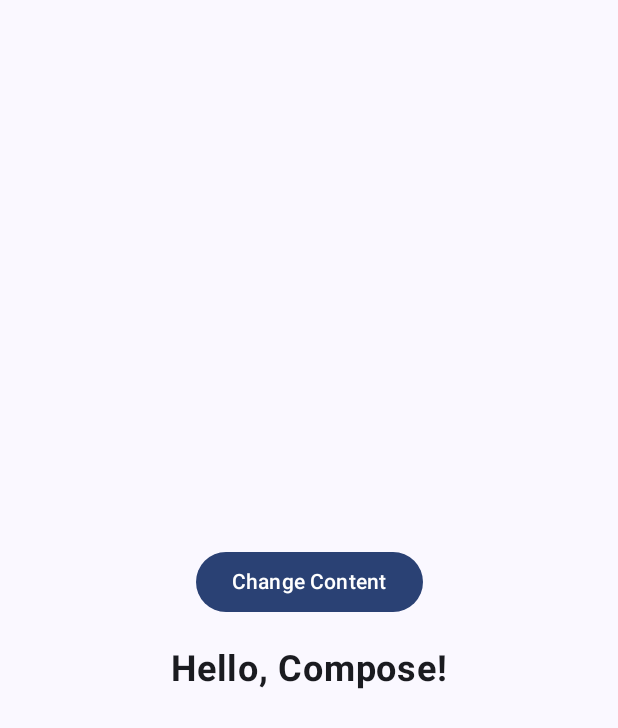
After one commit to bekaweirdo/Animations, an Android app built with Jetpack Compose: the AnimatedContentActivity screen opened directly, with no data from a screen before it, on a phone screen of 412 x 824 dp. The commit adds this screen. Shown: the top 728 px of the screen. Run offline under Robolectric (Android 15) with nearby library versions, the light colour scheme and no system bars.

Commit message:
# Add AnimatedContent animation

```diff
--- a/app/src/main/AndroidManifest.xml
+++ b/app/src/main/AndroidManifest.xml
@@ -50,6 +50,9 @@
 
         <activity android:name=".twoWay_convertor.TwoWayConvertorActivity"
             android:theme="@style/Theme.Animations" />
+
+        <activity android:name=".animated_content.AnimatedContentActivity"
+            android:theme="@style/Theme.Animations" />
     </application>
 
 </manifest>
--- a/app/src/main/java/com/bekka/animations/MainActivity.kt
+++ b/app/src/main/java/com/bekka/animations/MainActivity.kt
@@ -32,11 +32,13 @@
 import androidx.compose.ui.unit.dp
 import androidx.compose.ui.unit.sp
 import com.bekka.animations.advanced_animated.AdvancedAnimationActivity
+import com.bekka.animations.animated_content.AnimatedContentActivity
 import com.bekka.animations.animated_specs.AnimatedSpecsAnimationActivity
 import com.bekka.animations.animated_visibility.AnimatedVisibilityActivity
 import com.bekka.animations.content_size.ContentSizeAnimationActivity
 import com.bekka.animations.data.DataProvider
 import com.bekka.animations.data.DataProvider.ADVANCED_ANIMATION
+import com.bekka.animations.data.DataProvider.ANIMATED_CONTENT
 import com.bekka.animations.data.DataProvider.ANIMATED_SPEC_ANIMATION
 import com.bekka.animations.data.DataProvider.ANIMATED_VISIBILITY
 import com.bekka.animations.data.DataProvider.CONTENT_SIZE_ANIMATION
@@ -120,6 +122,7 @@
         ADVANCED_ANIMATION -> navigateToSomewhere(AdvancedAnimationActivity::class)
         VECTOR_BASED_ANIMATION -> navigateToSomewhere(VectorAnimationActivity::class)
         TWO_WAY_CONVERTOR_ANIMATION -> navigateToSomewhere(TwoWayConvertorActivity::class)
+        ANIMATED_CONTENT -> navigateToSomewhere(AnimatedContentActivity::class)
     }
 }
 
--- /dev/null
+++ b/app/src/main/java/com/bekka/animations/animated_content/AnimatedContentActivity.kt
@@ -0,0 +1,108 @@
+package com.bekka.animations.animated_content
+
+import android.os.Bundle
+import androidx.activity.ComponentActivity
+import androidx.activity.compose.setContent
+import androidx.compose.animation.AnimatedContent
+import androidx.compose.animation.SizeTransform
+import androidx.compose.animation.fadeIn
+import androidx.compose.animation.fadeOut
+import androidx.compose.animation.slideInHorizontally
+import androidx.compose.animation.slideOutHorizontally
+import androidx.compose.animation.togetherWith
+import androidx.compose.foundation.Image
+import androidx.compose.foundation.background
+import androidx.compose.foundation.layout.Arrangement
+import androidx.compose.foundation.layout.Box
+import androidx.compose.foundation.layout.Column
+import androidx.compose.foundation.layout.Spacer
+import androidx.compose.foundation.layout.fillMaxSize
+import androidx.compose.foundation.layout.height
+import androidx.compose.foundation.layout.padding
+import androidx.compose.foundation.layout.size
+import androidx.compose.foundation.shape.CircleShape
+import androidx.compose.material3.Button
+import androidx.compose.material3.MaterialTheme
+import androidx.compose.material3.Surface
+import androidx.compose.material3.Text
+import androidx.compose.runtime.Composable
+import androidx.compose.runtime.getValue
+import androidx.compose.runtime.mutableIntStateOf
+import androidx.compose.runtime.remember
+import androidx.compose.runtime.setValue
+import androidx.compose.ui.Alignment
+import androidx.compose.ui.Modifier
+import androidx.compose.ui.graphics.Color
+import androidx.compose.ui.res.painterResource
+import androidx.compose.ui.text.font.FontWeight
+import androidx.compose.ui.unit.dp
+import androidx.compose.ui.unit.sp
+import com.bekka.animations.R
+import com.bekka.animations.ui.theme.AnimationsTheme
+
+class AnimatedContentActivity : ComponentActivity() {
+
+    override fun onCreate(savedInstanceState: Bundle?) {
+        super.onCreate(savedInstanceState)
+        setContent {
+            AnimationsTheme {
+                Surface(
+                    modifier = Modifier.fillMaxSize(),
+                    color = MaterialTheme.colorScheme.background
+                ) {
+                    AnimatedContentAnimation()
+                }
+            }
+        }
+    }
+
+    @Composable
+    fun AnimatedContentAnimation() {
+        var currentState by remember { mutableIntStateOf(0) }
+
+        Column(
+            modifier = Modifier
+                .fillMaxSize()
+                .padding(16.dp),
+            horizontalAlignment = Alignment.CenterHorizontally,
+            verticalArrangement = Arrangement.Center
+        ) {
+            Button(onClick = { currentState = (currentState + 1) % 3 }) {
+                Text("Change Content")
+            }
+
+            Spacer(Modifier.height(20.dp))
+
+            AnimatedContent(
+                targetState = currentState,
+                transitionSpec = {
+                    if (targetState > initialState) {
+                        (slideInHorizontally { width -> width } + fadeIn()).togetherWith(
+                            slideOutHorizontally { width -> -width } + fadeOut())
+                    } else {
+                        (slideInHorizontally { width -> -width } + fadeIn()).togetherWith(
+                            slideOutHorizontally { width -> width } + fadeOut())
+                    }.using(
+                        SizeTransform(clip = false)
+                    )
+                }, label = ""
+            ) { targetState ->
+                when (targetState) {
+                    0 -> Text("Hello, Compose!", fontSize = 24.sp, fontWeight = FontWeight.Bold)
+                    1 -> Image(
+                        painter = painterResource(id = R.drawable.ic_launcher_foreground),
+                        contentDescription = "Android image",
+                        modifier = Modifier.size(100.dp)
+                    )
+                    2 -> Box(
+                        modifier = Modifier
+                            .size(100.dp)
+                            .background(Color.Green, CircleShape)
+                    )
+                }
+            }
+        }
+    }
+
+
+}
--- a/app/src/main/java/com/bekka/animations/data/DataProvider.kt
+++ b/app/src/main/java/com/bekka/animations/data/DataProvider.kt
@@ -26,10 +26,12 @@
     const val ADVANCED_ANIMATION = "Advanced Animation"
     const val VECTOR_BASED_ANIMATION = "Vector Drawable Animation"
     const val TWO_WAY_CONVERTOR_ANIMATION = "TwoWayConvertor Animation"
+    const val ANIMATED_CONTENT = "AnimatedContent Animation"
 
     val optionsList = mutableListOf(
         AnimationModel(icon = Icons.Outlined.AccountBox, option = VALUE_BASED_ANIMATION),
         AnimationModel(icon = Icons.Outlined.Favorite, option = ANIMATED_VISIBILITY),
+        AnimationModel(icon = Icons.Outlined.Notifications, option = ANIMATED_CONTENT),
         AnimationModel(icon = Icons.Outlined.Add, option = CONTENT_SIZE_ANIMATION),
         AnimationModel(icon = Icons.Outlined.AddCircle, option = TRANSITION_ANIMATION),
         AnimationModel(icon = Icons.Outlined.Build, option = ANIMATED_SPEC_ANIMATION),
--- a/app/src/main/java/com/bekka/animations/transition_animation/TransitionAnimationActivity.kt
+++ b/app/src/main/java/com/bekka/animations/transition_animation/TransitionAnimationActivity.kt
@@ -63,13 +63,11 @@
         horizontalAlignment = Alignment.CenterHorizontally,
         verticalArrangement = Arrangement.Center
     ) {
-        // AnimatedVisibility will automatically animate the visibility changes
         AnimatedVisibility(
             visible = visible,
             enter = fadeIn(animationSpec = tween(1000)) + expandIn(animationSpec = tween(1000)),
             exit = fadeOut(animationSpec = tween(1000)) + shrinkOut(animationSpec = tween(1000))
         ) {
-            // This is the content that will appear and disappear
             Text(
                 text = "Hello my fellow friends from curiosity",
                 style = MaterialTheme.typography.headlineMedium
@@ -78,7 +76,6 @@
 
         Spacer(modifier = Modifier.height(20.dp))
 
-        // Button to toggle visibility
         Button(onClick = { visible = !visible }) {
             Text("Toggle Visibility")
         }
@@ -96,7 +93,6 @@
 fun AnimatedButton() {
     var buttonState by remember { mutableStateOf(ButtonState.Idle) }
 
-    // Cycle through the states on button click
     val onClick = {
         buttonState = when (buttonState) {
             ButtonState.Idle -> ButtonState.Loading
@@ -105,7 +101,6 @@
         }
     }
 
-    // Define the transition for the background color
     val transition = updateTransition(targetState = buttonState, label = "ButtonTransition")
     val backgroundColor by transition.animateColor(label = "Background") { state ->
         when (state) {
```
